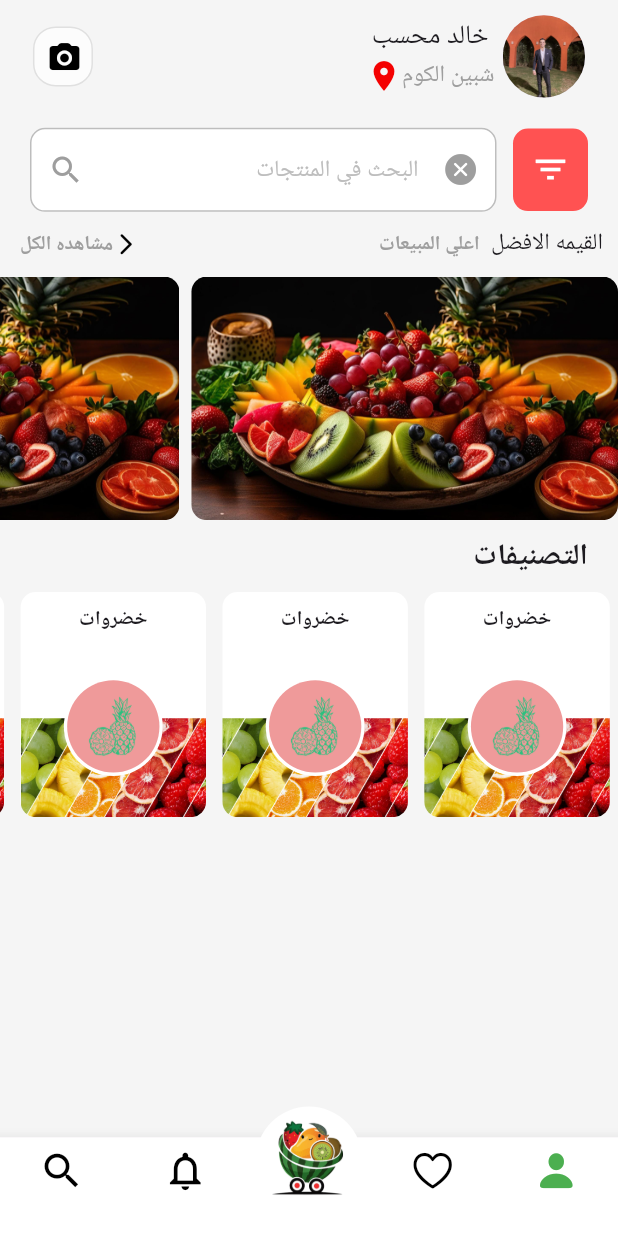
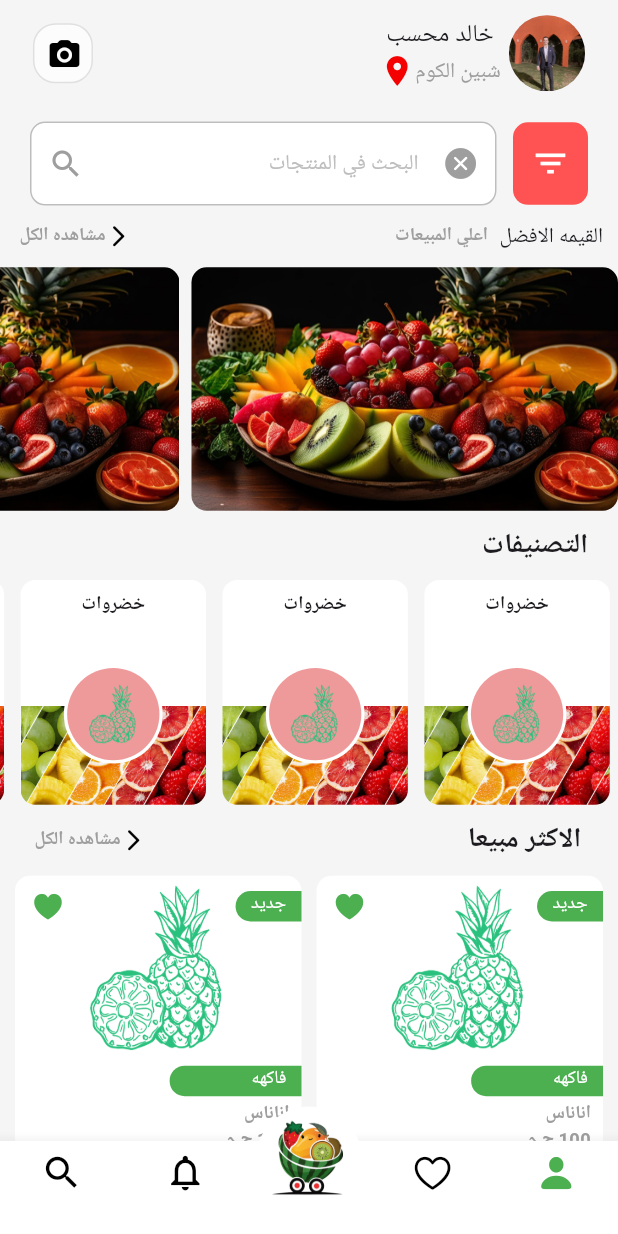
Before and after one commit to Khaled112003/selaty, a Flutter app: the screen it shows after launch, on a phone screen of 412 x 824 dp. Run offline on Flutter 3.47's test engine with Material 3 defaults, Android fonts, the phone set to English and light mode, and no system bars; our stand-ins replace flutter_otp_text_field, flutter_screenutil, go_router, google_fonts, intl_phone_field; Roboto replaces fonts that are missing (Cairo).

Commit message:
create best seller item create drid view for best seller

```diff
--- a/lib/core/themes/app_styles.dart
+++ b/lib/core/themes/app_styles.dart
@@ -30,4 +30,7 @@ class AppStyles {
   static TextStyle font12W600 = cairoStyle(12, FontWeight.w600);
   // font20W800
   static TextStyle font20W800 = cairoStyle(20, FontWeight.w800);
+  // font10W800
+  static TextStyle font5W800 = cairoStyle(6, FontWeight.w800);
+
 }
--- a/lib/features/home/presentations/views/home_pages_screen.dart
+++ b/lib/features/home/presentations/views/home_pages_screen.dart
@@ -73,8 +73,8 @@ class _HomePagesScreenState extends State<HomePagesScreen> {
   bottom: isLandscape ? 5.h : 15.h,
   child: IgnorePointer(
     child: Container(
-      width: isLandscape ? 170.w : 70.w,
-      height: isLandscape ? 170.h : 70.h,
+      width: isLandscape ? 60.w : 70.w,
+      height: isLandscape ? 35.h : 70.h,
       decoration: BoxDecoration(
         shape: BoxShape.circle,
         color: Colors.white,
--- a/lib/features/home/presentations/views/home_screen.dart
+++ b/lib/features/home/presentations/views/home_screen.dart
@@ -2,6 +2,7 @@ import 'package:flutter/cupertino.dart';
 import 'package:flutter/material.dart';
 import 'package:selaty/core/helpers/spacing.dart';
 import 'package:selaty/core/widgets/auth_textfield.dart';
+import 'package:selaty/features/home/presentations/views/widgets/best_seller.dart';
 import 'package:selaty/features/home/presentations/views/widgets/hight_sales.dart';
 import 'package:selaty/features/home/presentations/views/widgets/information_user.dart';
 
@@ -57,7 +58,8 @@ class HomeScreen extends StatelessWidget {
               ),
              HighestSales(),
              Classification(),
-             verticalSpace(100)
+             verticalSpace(10),
+             BestSeller(),
             ],
           ),
         ),
--- a/lib/features/home/presentations/views/widgets/best_seller.dart
+++ b/lib/features/home/presentations/views/widgets/best_seller.dart
@@ -0,0 +1,49 @@
+import 'package:flutter/material.dart';
+import 'package:selaty/core/helpers/screen_helper.dart';
+import 'package:selaty/core/helpers/spacing.dart';
+import 'package:selaty/core/themes/app_styles.dart';
+import 'package:selaty/features/home/presentations/views/widgets/best_seller_grid_view.dart';
+
+class BestSeller extends StatelessWidget {
+  const BestSeller({super.key});
+
+  @override
+  Widget build(BuildContext context) {
+
+    final isLandscape = ScreenHelper.isLandscape(context);
+    final childAspectRatio = isLandscape ? 1.03: 0.82;
+
+
+    final crossAxisCount = isLandscape ? 3 : 2;
+
+    return Column(
+      crossAxisAlignment: CrossAxisAlignment.start,
+      children: [
+        Padding(
+          padding: const EdgeInsets.symmetric(horizontal: 20),
+          child: Row(
+            children: [
+              Text(
+                " الاكثر مبيعا",
+                style: AppStyles.font18W800,
+              ),
+              Spacer(),
+              Icon(
+                Icons.arrow_back_ios_new_rounded,
+                color: const Color.fromARGB(255, 0, 0, 0),
+                size: 17,
+              ),
+              Text(
+                "مشاهده الكل ",
+                style: AppStyles.font12W600.copyWith(color: Colors.grey)
+              )
+            ],
+          ),
+        ),
+        verticalSpace(10),
+        BestSellerGridView(crossAxisCount: crossAxisCount, childAspectRatio: childAspectRatio),
+        verticalSpace(20),
+      ],
+    );
+  }
+}
--- /dev/null
+++ b/lib/features/home/presentations/views/widgets/best_seller_grid_view.dart
@@ -0,0 +1,30 @@
+import 'package:flutter/cupertino.dart';
+import 'package:selaty/features/home/presentations/views/widgets/best_seller_item.dart';
+
+class BestSellerGridView extends StatelessWidget {
+  const BestSellerGridView({
+    super.key,
+    required this.crossAxisCount,
+    required this.childAspectRatio,
+  });
+
+  final int crossAxisCount;
+  final double childAspectRatio;
+
+  @override
+  Widget build(BuildContext context) {
+    return GridView.builder(
+      padding: EdgeInsets.symmetric(horizontal: 10),
+      shrinkWrap: true,
+      physics: const NeverScrollableScrollPhysics(),
+      itemBuilder: (context, index) => BestSellerItem(),
+      gridDelegate: SliverGridDelegateWithFixedCrossAxisCount(
+        crossAxisCount: crossAxisCount,
+        mainAxisSpacing: 10,
+        crossAxisSpacing: 10,
+        childAspectRatio: childAspectRatio,
+      ),
+      itemCount: 4,
+    );
+  }
+}
--- /dev/null
+++ b/lib/features/home/presentations/views/widgets/best_seller_item.dart
@@ -0,0 +1,164 @@
+import 'package:flutter/cupertino.dart';
+import 'package:flutter/material.dart';
+import 'package:flutter_screenutil/flutter_screenutil.dart';
+import 'package:selaty/core/helpers/screen_helper.dart';
+import 'package:selaty/core/helpers/spacing.dart';
+import 'package:selaty/core/themes/app_styles.dart';
+
+class BestSellerItem extends StatelessWidget {
+  const BestSellerItem({super.key});
+
+  @override
+  Widget build(BuildContext context) {
+    final isLandscape = ScreenHelper.isLandscape(context);
+
+    return Container(
+      decoration: BoxDecoration(
+        color: Colors.white,
+        borderRadius: BorderRadius.circular(10),
+      ),
+      child: Column(
+        crossAxisAlignment: CrossAxisAlignment.start,
+        mainAxisSize: MainAxisSize.min,
+        children: [
+          SizedBox(
+            height: isLandscape
+                ? ScreenHelper.screenSize(context).height * 0.25
+                : ScreenHelper.screenSize(context).height * 0.15,
+            child: Stack(
+              fit: StackFit.expand,
+              children: [
+                Positioned(
+                  top: 10.h,
+                  left: 10.w,
+                  child: Icon(
+                    CupertinoIcons.heart_fill,
+                    color: Colors.green,
+                    size: 22,
+                  ),
+                ),
+                Positioned(
+                  top: 10.h,
+                  child: Container(
+                    height: isLandscape ? 10.h : 20.h,
+                    width: 40.w,
+                    decoration: BoxDecoration(
+                      color: Colors.green,
+                      borderRadius: BorderRadius.only(
+                        topLeft: Radius.circular(10),
+                        bottomLeft: Radius.circular(10),
+                      ),
+                    ),
+                    child: Text(
+                      "جديد",
+                      textAlign: TextAlign.center,
+                      style: isLandscape
+                          ? AppStyles.font12W500.copyWith(color: Colors.white)
+                          : AppStyles.font12W500.copyWith(color: Colors.white),
+                    ),
+                  ),
+                ),
+                Align(
+                  alignment: Alignment.center,
+                  child: ClipRRect(
+                    borderRadius: const BorderRadius.only(
+                      topLeft: Radius.circular(10),
+                      topRight: Radius.circular(10),
+                    ),
+                    child: Image.asset(
+                      "assets/images/fruit_icon.png",
+                      width: ScreenHelper.screenSize(context).width *
+                          (isLandscape ? 0.4 : 0.45),
+                      fit: BoxFit.contain,
+                    ),
+                  ),
+                ),
+              ],
+            ),
+          ),
+          verticalSpace(3),
+          Container(
+            height: isLandscape ? 10.h : 20.h,
+            width: isLandscape ? 90.w : 80.w,
+            decoration: BoxDecoration(
+              color: Colors.green,
+              borderRadius: BorderRadius.only(
+                topLeft: Radius.circular(10),
+                bottomLeft: Radius.circular(10),
+              ),
+            ),
+            child: Padding(
+              padding: const EdgeInsets.only(right: 10),
+              child: Text(
+                "فاكهه",
+                style: AppStyles.font12W500.copyWith(color: Colors.white),
+              ),
+            ),
+          ),
+          verticalSpace(3),
+          Padding(
+            padding: const EdgeInsets.only(right: 8),
+            child: Column(
+              crossAxisAlignment: CrossAxisAlignment.start,
+              children: [
+                Text(
+                  "اناناس",
+                  style: AppStyles.font12W600.copyWith(color: Colors.grey),
+                ),
+                Text(
+                  "100 ج.م",
+                  style: AppStyles.font12W600.copyWith(color: Colors.grey),
+                ),
+              ],
+            ),
+          ),
+          verticalSpace(10),
+          Container(
+
+            width: double.infinity,
+            decoration: BoxDecoration(
+              color: Colors.grey.shade100,
+              borderRadius: const BorderRadius.only(
+                bottomLeft: Radius.circular(10),
+                bottomRight: Radius.circular(10),
+              ),
+              boxShadow: [
+                BoxShadow(
+                  color: Colors.grey.shade300,
+                  spreadRadius: 2,
+                  blurRadius: 5,
+                  offset: const Offset(0, 3),
+                ),
+              ],
+            ),
+            child: Padding(
+              padding: const EdgeInsets.only(left: 8, right: 10),
+              child: Row(
+                mainAxisAlignment: MainAxisAlignment.spaceBetween,
+                children: [
+                  Text(
+                    "200 ج.م",
+                    style: AppStyles.font14W400,
+                  ),
+                  Container(
+                    height: 30.h,
+                    width: 40.w,
+                    decoration: BoxDecoration(
+                      color: Colors.red.shade400,
+                      shape: BoxShape.circle,
+                    ),
+                    child: Icon(
+                      Icons.bookmark_border,
+                      color: Colors.white,
+                      size: 22,
+                    ),
+                  ),
+                ],
+              ),
+            ),
+          ),
+        ],
+      ),
+    );
+  }
+}
--- a/lib/features/home/presentations/views/widgets/hight_sales.dart
+++ b/lib/features/home/presentations/views/widgets/hight_sales.dart
@@ -40,7 +40,7 @@ class HighestSales extends StatelessWidget {
         ),
         verticalSpace(10),
         SizedBox(
-          height:ScreenHelper.isLandscape(context)? 200.h:160.h,
+          height:ScreenHelper.isLandscape(context)? 120.h:160.h,
           width: double.infinity,
           child: ListView(
 
--- a/lib/main.dart
+++ b/lib/main.dart
@@ -2,33 +2,46 @@ import 'package:flutter/material.dart';
 import 'package:flutter_screenutil/flutter_screenutil.dart';
 import 'package:selaty/core/routing/app_routs.dart';
 
-
 void main() {
   runApp(const Selaty());
-
 }
 
-
 class Selaty extends StatelessWidget {
-  const Selaty ({super.key});
+  const Selaty({super.key});
 
   @override
   Widget build(BuildContext context) {
+    return OrientationBuilder(
+      builder: (context, orientation) {
+        // تحديد حجم التصميم بناءً على اتجاه الشاشة
+        final designSize = orientation == Orientation.portrait
+            ? const Size(375, 812)
+            : const Size(812, 375);
+
         return ScreenUtilInit(
-      designSize: const Size(375, 812),
-      child: MaterialApp.router(
-        locale: const Locale('ar'), // تحديد اللغة العربية
+          designSize: designSize,
+          minTextAdapt: true, // تكييف النص تلقائيًا مع اتجاه الشاشة
+          splitScreenMode: true, // دعم الشاشات القابلة للطي
           builder: (context, child) {
-    return Directionality(
-      textDirection: TextDirection.rtl, // جعل الاتجاه من اليمين إلى اليسار
+            return MaterialApp.router(
+              locale: const Locale('ar'),
+              builder: (context, child) {
+                return MediaQuery(
+                  data: MediaQuery.of(context).copyWith(
+                    textScaleFactor: orientation == Orientation.portrait ? 1.0 : 1,
+                  ),
+                  child: Directionality(
+                    textDirection: TextDirection.rtl,
                     child: child!,
+                  ),
                 );
               },
               routerConfig: router,
-
               debugShowCheckedModeBanner: false,
-
-      ),
+            );
+          },
+        );
+      },
     );
   }
 }
```
Also changed, not shown: 1 other file. Lines whose indentation alone changed are shown as unchanged.
